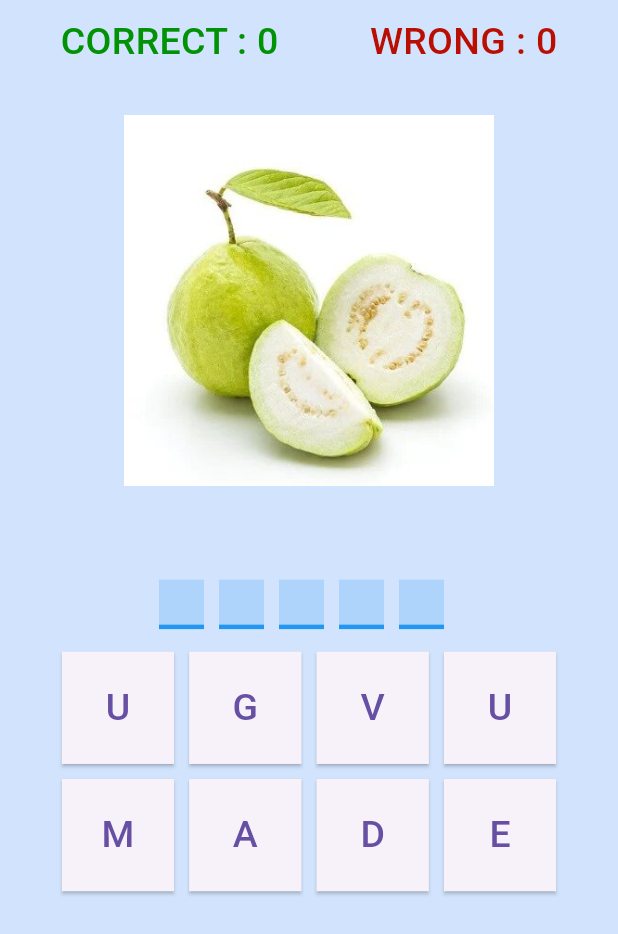
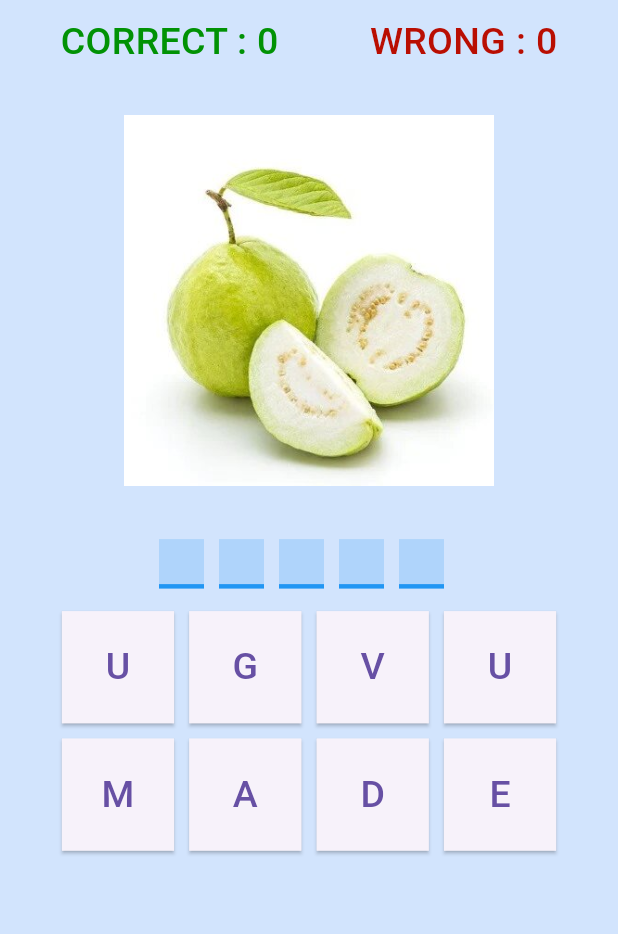
Before and after one commit to MyoMinSoe/flutter_test_fruit_quiz, a Flutter app: the FruitMainBody widget shown alone on an empty page, opened directly, on a phone screen of 412 x 824 dp. Shown: the top 934 px of the screen. Run offline on Flutter 3.47's test engine with Material 3 defaults, Android fonts, the phone set to English and light mode, and no system bars.

Commit message:
edit button height and alertdialog button color

```diff
--- a/lib/new_version/widgets/fruit_main_body.dart
+++ b/lib/new_version/widgets/fruit_main_body.dart
@@ -82,10 +82,8 @@ class _FruitMainBodyState extends State<FruitMainBody> {
             fit: BoxFit.contain,
           ),
           //****** fruit image *********************************** */
-          const SizedBox(height: 5),
-          SizedBox(
-            height: 70,
-            child: Column(
+          const SizedBox(height: 15),
+          Column(
             mainAxisAlignment: MainAxisAlignment.end,
             children: [
               Row(
@@ -121,11 +119,10 @@ class _FruitMainBodyState extends State<FruitMainBody> {
               ),
             ],
           ),
-          ),
           const SizedBox(height: 15),
           //*********** user answer letter *************************** */
           SizedBox(
-            height: height * 0.3,
+            height: height * 0.25,
             width: width * 0.8,
             child: GridView.builder(
                 physics: const NeverScrollableScrollPhysics(),
@@ -163,6 +160,11 @@ class _FruitMainBodyState extends State<FruitMainBody> {
                             context: context,
                             builder: (context) {
                               return AlertDialog(
+                                icon: const Icon(
+                                  Icons.emoji_emotions,
+                                  size: 50,
+                                  color: Colors.blue,
+                                ),
                                 alignment: Alignment.center,
                                 shape: const BeveledRectangleBorder(),
                                 contentTextStyle: const TextStyle(
@@ -197,7 +199,10 @@ class _FruitMainBodyState extends State<FruitMainBody> {
                                     },
                                     child: const Text(
                                       'Quit',
-                                      style: TextStyle(fontSize: 20),
+                                      style: TextStyle(
+                                        fontSize: 20,
+                                        color: Colors.blue,
+                                      ),
                                     ),
                                   ),
                                 ],
```
Lines whose indentation alone changed are shown as unchanged.
